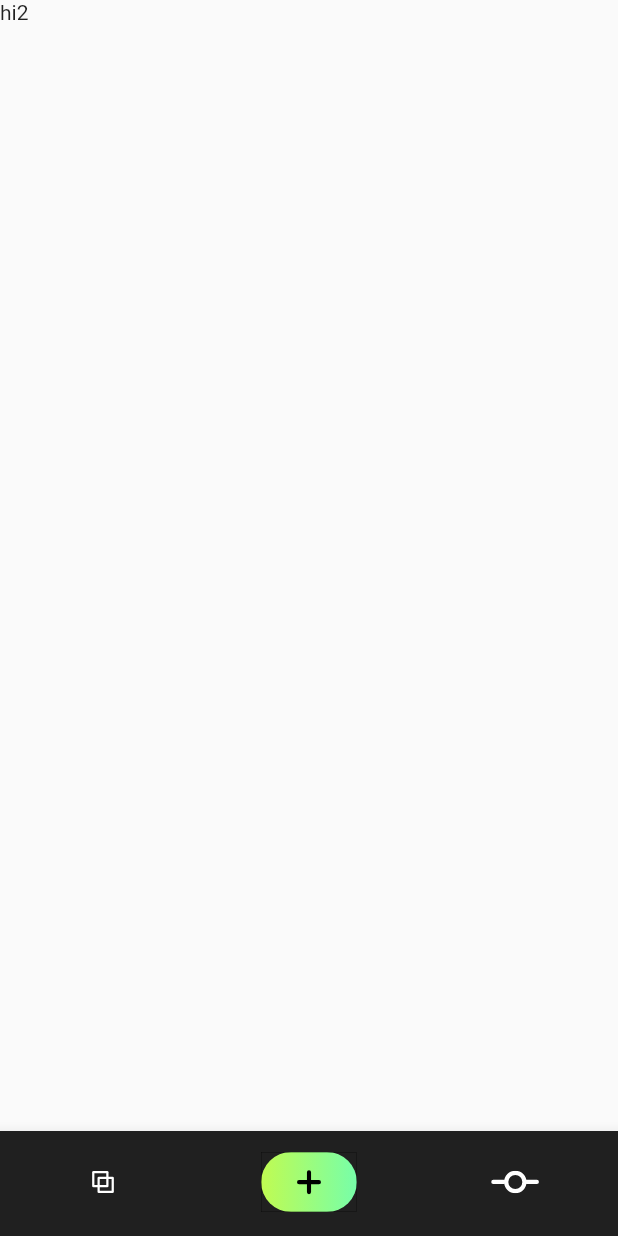
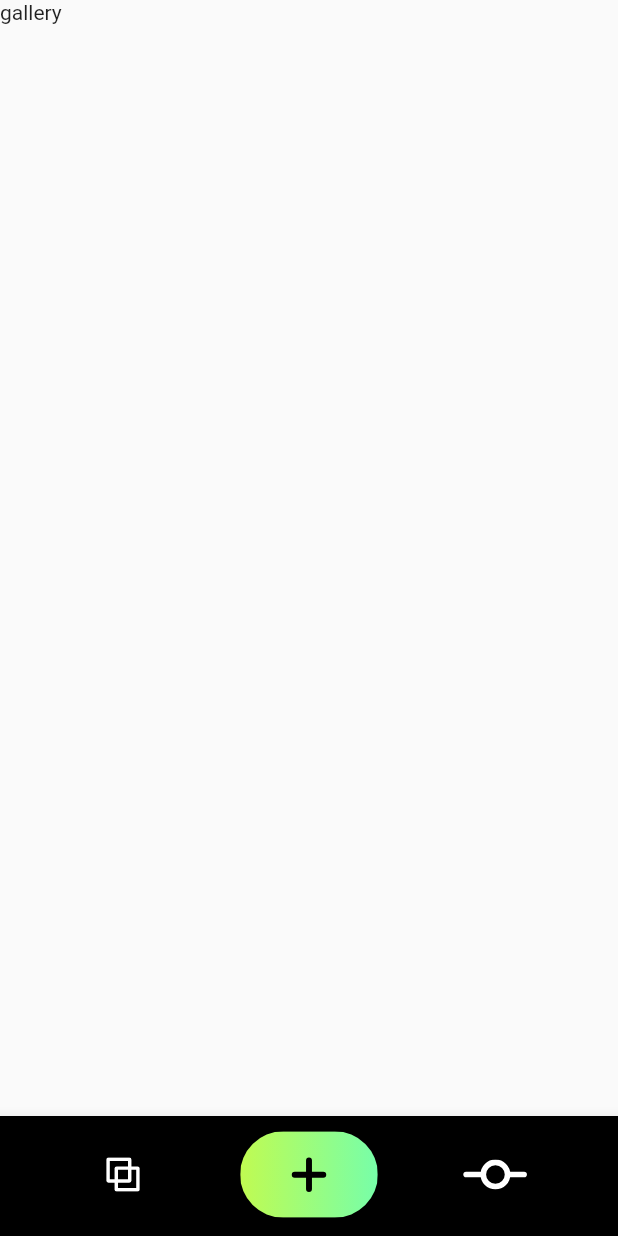
Before and after one commit to ryan-ahn/Project-Flutter-Noonbody, a Flutter app: the screen it shows after launch, on a phone screen of 412 x 824 dp. Run offline on Flutter 3.47's test engine with Material 2 defaults, Android fonts, the phone set to English and light mode, and no system bars; our stand-ins replace flutter_svg.

```diff
--- a/lib/main.dart
+++ b/lib/main.dart
@@ -1,12 +1,13 @@
 import 'package:flutter/material.dart';
 import 'package:noonbody/widget/bottom_navigation.dart';
+import './styles/theme.dart' as style;
+import './screen/camera_screen.dart' as screen;
+import './screen/gallery_screen.dart' as screen;
+import './screen/setting_screen.dart' as screen;
 
 void main() {
   runApp(MaterialApp(
-    theme: ThemeData(
-      appBarTheme: AppBarTheme(color: Color(0xff202020)),
-      bottomAppBarTheme: BottomAppBarTheme(color: Color(0xff202020))
-    ),
+    theme: style.globalTheme,
     home: MyApp(),
   ));
 }
@@ -25,9 +26,17 @@ class _MyAppState extends State<MyApp> {
   build(context) {
     return DefaultTabController(
         length: 3,
-        child:Scaffold(
-            body: Text('hi2'),
-            bottomNavigationBar: BottomAppBar(child: BottomNavigation(),)
-    ));
+        child: Scaffold(
+            body: TabBarView(
+              physics: NeverScrollableScrollPhysics(),
+              children: [
+                screen.GalleryScreen(),
+                screen.CameraScreen(),
+                screen.SettingScreen()
+              ],
+            ),
+            bottomNavigationBar: BottomAppBar(
+              child: BottomNavigation(),
+            )));
   }
 }
--- /dev/null
+++ b/lib/screen/camera_screen.dart
@@ -0,0 +1,10 @@
+import 'package:flutter/material.dart';
+
+class CameraScreen extends StatelessWidget {
+  const CameraScreen({Key? key}) : super(key: key);
+
+  @override
+  Widget build(BuildContext context) {
+    return Text('camera');
+  }
+}
--- /dev/null
+++ b/lib/screen/gallery_screen.dart
@@ -0,0 +1,10 @@
+import 'package:flutter/material.dart';
+
+class GalleryScreen extends StatelessWidget {
+  const GalleryScreen({Key? key}) : super(key: key);
+
+  @override
+  Widget build(BuildContext context) {
+    return Text('gallery');
+  }
+}
--- /dev/null
+++ b/lib/screen/setting_screen.dart
@@ -0,0 +1,10 @@
+import 'package:flutter/material.dart';
+
+class SettingScreen extends StatelessWidget {
+  const SettingScreen({Key? key}) : super(key: key);
+
+  @override
+  Widget build(BuildContext context) {
+    return Text('setting');
+  }
+}
--- /dev/null
+++ b/lib/styles/theme.dart
@@ -0,0 +1,6 @@
+import 'package:flutter/material.dart';
+
+var globalTheme = ThemeData(
+  appBarTheme: AppBarTheme(color: Color(0xff202020)),
+  bottomAppBarTheme: BottomAppBarTheme(color: Colors.black),
+);
--- a/lib/widget/bottom_navigation.dart
+++ b/lib/widget/bottom_navigation.dart
@@ -2,29 +2,38 @@ import 'package:flutter/material.dart';
 import 'package:flutter_svg/svg.dart';
 
 class BottomNavigation extends StatelessWidget {
-  const BottomNavigation ({Key? key}) : super(key: key);
+  const BottomNavigation({Key? key}) : super(key: key);
 
   @override
   Widget build(BuildContext context) {
     return Container(
-      child: SizedBox(
-        height: 70,
-        child: TabBar(
-          labelColor: Colors.white,
-          unselectedLabelColor: Colors.white60,
-          indicatorColor: Colors.transparent,
-          tabs: <Widget>[
-            Tab(
-                icon: SvgPicture.asset('assets/icons/button_gallery.svg', height: 15)
+      height: 80,
+      padding: EdgeInsets.symmetric(vertical: 0, horizontal: 20),
+      child: TabBar(
+        unselectedLabelColor: Colors.white,
+        indicatorColor: Colors.transparent,
+        tabs: <Widget>[
+          SizedBox(
+            height: 80,
+            child: SvgPicture.asset(
+              'assets/icons/button_gallery.svg',
+              height: 23,
             ),
-            Tab(
-                icon: SvgPicture.asset('assets/icons/button_camera.svg', height: 40)
+          ),
+          SizedBox(
+            height: 80,
+            child: SvgPicture.asset(
+              'assets/icons/button_camera.svg',
             ),
-            Tab(
-              icon: SvgPicture.asset('assets/icons/button_setting.svg', height: 15)
+          ),
+          SizedBox(
+            height: 80,
+            child: SvgPicture.asset(
+              'assets/icons/button_setting.svg',
+              height: 20,
             ),
-          ],
-        ),
+          ),
+        ],
       ),
     );
   }
```
Also changed, not shown: styles/theme.dart (deleted).
